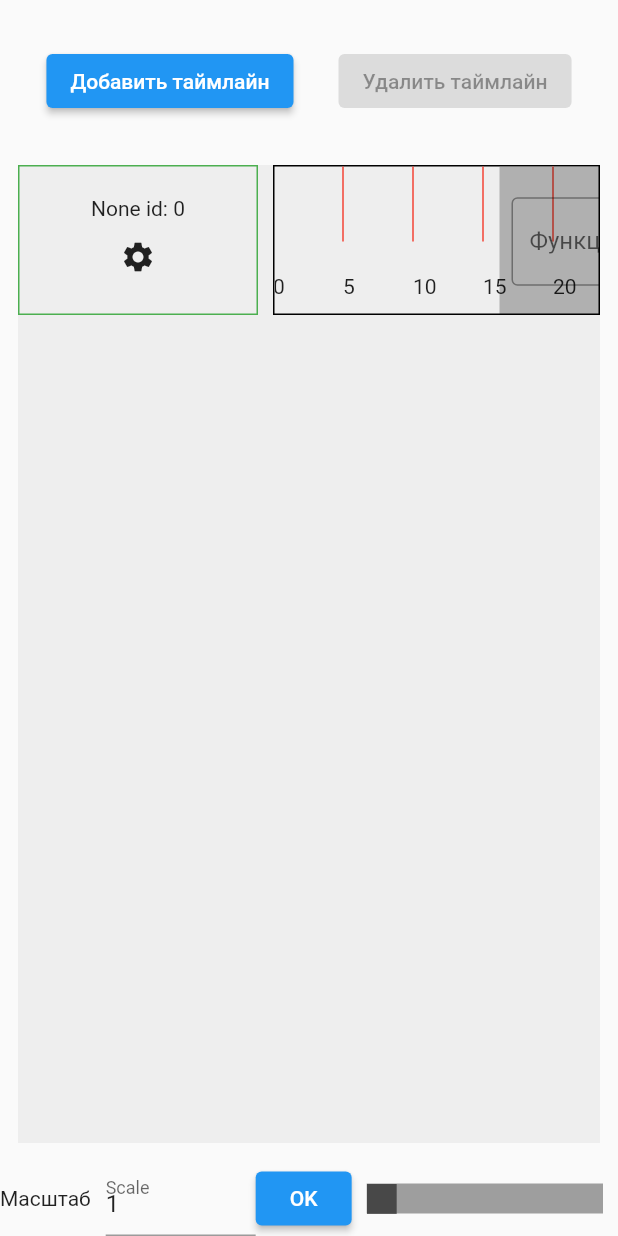
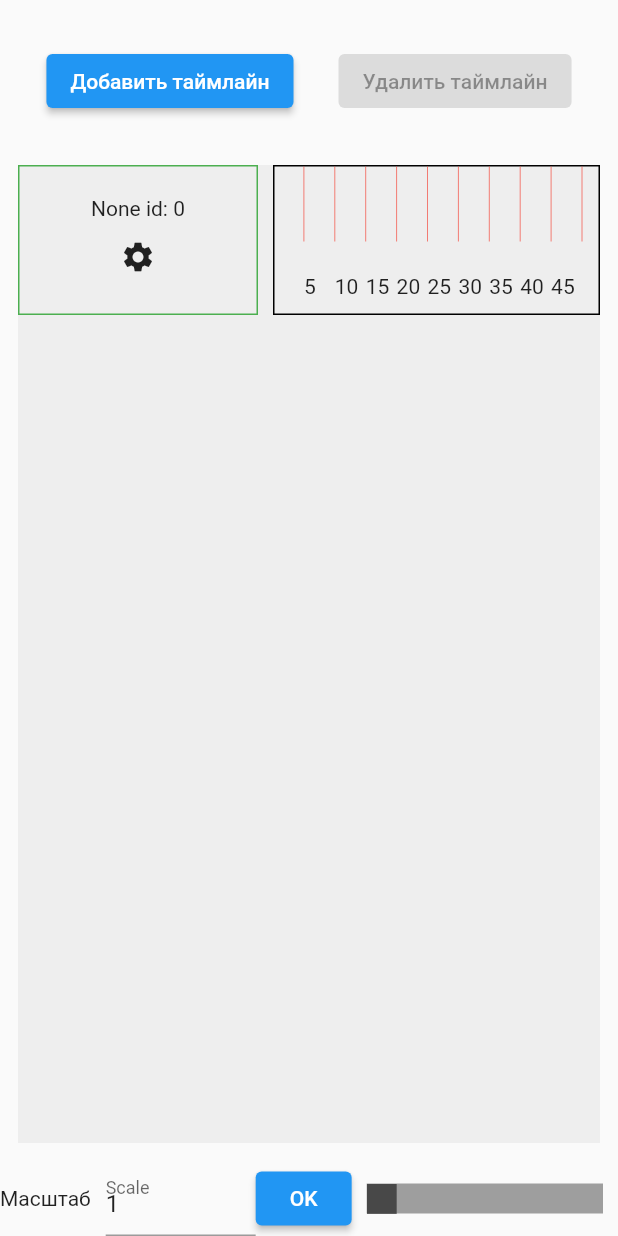
Before and after one commit to BekoevPavel/flutter_universalprogram, a Flutter app: the screen it shows after launch, on a phone screen of 412 x 824 dp. Run offline on Flutter 3.47's test engine with Material 2 defaults, Android fonts, the light colour scheme and no system bars; our stand-ins replace bloc, equatable, flutter_bloc; missing offline and left inert: dart:js.

Commit message:
Add Expanded and currect LineCuts

```diff
--- a/lib/features/main/domain/sourse/line_container_sourse.dart
+++ b/lib/features/main/domain/sourse/line_container_sourse.dart
@@ -15,9 +15,10 @@ class LineContainerSourse {
   ScaleParams getScalePoint(double width) {
     var scale = AllData.getInstance().scaleTimeLine;
     var start = AllData.getInstance().scrollK;
-    var scaleParams = ScaleParams(
-        countLines: 30 ~/ scale, delta: (width / 15) * scale, start: start);
-
+    var scaleParams =
+        ScaleParams(countLines: 100, delta: width / 20 * scale, start: start);
+//120 ~/ scale countLines
+//(width / 15) delta
     return scaleParams;
   }
 }
--- a/lib/features/main/presentation/widgets/lines_container.dart
+++ b/lib/features/main/presentation/widgets/lines_container.dart
@@ -43,7 +43,9 @@ Widget listLines(BuildContext context, MainState state) {
               const SizedBox(
                 width: 10,
               ),
-              TimeLineWidget(),
+              TimeLineWidget(
+                elementEntity: allData.elementEntities[index],
+              ),
             ],
           ),
           const SizedBox(
--- a/lib/features/main/presentation/widgets/time_line_widget.dart
+++ b/lib/features/main/presentation/widgets/time_line_widget.dart
@@ -1,19 +1,21 @@
+import 'dart:async';
+import 'dart:js';
+
 import 'package:flutter/material.dart';
 import 'package:flutter_bloc/flutter_bloc.dart';
 import 'package:flutter_universalprogram/features/main/domain/all_data.dart';
 import 'package:flutter_universalprogram/features/main/domain/entities/element_entity.dart';
-import 'package:flutter_universalprogram/features/main/domain/entities/line_entity.dart';
 
 import 'package:flutter_universalprogram/features/main/domain/sourse/line_container_sourse.dart';
 import 'package:flutter_universalprogram/features/main/presentation/bloc/main_bloc.dart';
-import 'package:flutter_universalprogram/main.dart';
 
 class TimeLineWidget extends StatelessWidget {
-  TimeLineWidget({Key? key}) : super(key: key);
+  ElementEntity elementEntity;
+  TimeLineWidget({Key? key, required this.elementEntity}) : super(key: key);
 
   @override
   Widget build(BuildContext context) {
-    return Expanded(
+    return Flexible(
       child: Container(
         height: 100,
         decoration: BoxDecoration(
@@ -23,27 +25,31 @@ class TimeLineWidget extends StatelessWidget {
           ),
         ),
         child: GestureDetector(
-          onDoubleTap: () => print('DoubleTap'),
+          onLongPress: () {},
           onTapDown: (data) {
             MainBloc mainBloc = BlocProvider.of<MainBloc>(context);
             var allData = AllData.getInstance();
             var index = allData.elementEntities.length;
-            //print('lenght  ${index}');
-            var entity = allData.elementEntities[index - 1];
-            //var oldCut = entity.lineEntity.cuts[]
 
-            entity.lineEntity?.addCut(data.localPosition.dx);
-
-            //print('${entity.lineEntity!.cuts[0].pointsMap}');
+            LineContainerSourse lineContainerSourse = LineContainerSourse();
+            ScaleParams params = lineContainerSourse
+                .getScalePoint(MediaQuery.of(context).size.width);
+            var scale = AllData.getInstance().scaleTimeLine;
+            var x = (data.localPosition.dx + params.start) / scale;
+            elementEntity.lineEntity!.addCut(x);
+            //print(MediaQuery.of(context).size.width.toString());
+            //print(context.size!.width);
 
             mainBloc.add(UpdateOaintBoardEvent());
           },
           child: CustomPaint(
               painter: CurvePainter(
+                context: context,
+                elementEntity: elementEntity,
                 height: 100,
-                width: 700,
+                width: MediaQuery.of(context).size.width,
               ),
-              child: stackBuilder()),
+              child: stackBuilder(context)),
         ),
       ),
     );
@@ -54,11 +60,17 @@ class CurvePainter extends CustomPainter {
   int delta = 50;
   double width;
   int height;
+  ElementEntity elementEntity;
+  BuildContext context;
 
   //double scale;
   LineContainerSourse lineContainerSourse = LineContainerSourse();
 
-  CurvePainter({required this.height, required this.width});
+  CurvePainter(
+      {required this.context,
+      required this.height,
+      required this.width,
+      required this.elementEntity});
 
   void update(double widht, int height) {
     this.width = widht;
@@ -66,35 +78,36 @@ class CurvePainter extends CustomPainter {
   }
 
   void drawCuts(Canvas canvas, Size size, List<ElementEntity> enitities) {
-    print('draw Cuts');
+    //print('count entities ${enitities.length}');
+    ScaleParams scaleParams = lineContainerSourse.getScalePoint(size.width);
 
-    for (var entity in enitities) {
-      print('entity id ${entity.id}');
-      for (var cut in entity.lineEntity!.cuts) {
+    for (var cut in elementEntity.lineEntity!.cuts) {
       Paint paint = Paint();
-        paint.color = Colors.black54;
+      paint.color = Colors.black;
       double x1 = cut.pointsMap['Right']!;
       double y1 = 0;
 
       double x2 = cut.pointsMap['Right']!;
       double y2 = 100;
 
-        var start = Offset(x1, y1);
-        var end = Offset(x2, y2);
+      var start = Offset(
+          (x1 * AllData.getInstance().scaleTimeLine) - scaleParams.start, y1);
+      var end = Offset(
+          (x2 * AllData.getInstance().scaleTimeLine) - scaleParams.start, y2);
+      if (start.dx > 0 && start.dx < size.width)
         canvas.drawLine(start, end, paint);
-      }
     }
   }
 
   @override
   void paint(Canvas canvas, Size size) {
-    print('Draw');
+    //print(size);
     Path path = Path();
     Paint paint = Paint();
 
     paint.color = Colors.red;
     final delta_ = width / 15;
-    paint.strokeWidth = 1;
+    paint.strokeWidth = 0.45;
 
     ScaleParams scaleParams = lineContainerSourse.getScalePoint(width);
 
@@ -125,34 +138,50 @@ class CurvePainter extends CustomPainter {
   }
 }
 
-Widget stackBuilder() {
+Widget stackBuilder(BuildContext context) {
   List<Widget> widgets = [];
 
-  for (int i = 0;
-      i < LineContainerSourse().getScalePoint(700).countLines;
-      i++) {
+  var start = LineContainerSourse()
+      .getScalePoint(MediaQuery.of(context).size.width)
+      .start;
+  var delta = LineContainerSourse()
+      .getScalePoint(MediaQuery.of(context).size.width)
+      .delta;
+  var countLines = LineContainerSourse()
+      .getScalePoint(MediaQuery.of(context).size.width)
+      .countLines;
+
+  for (int i = 0; i < countLines; i++) {
     var textWidget = Positioned(
-      left: i * LineContainerSourse().getScalePoint(700).delta -
-          LineContainerSourse().getScalePoint(700).start,
+      left: i * delta - start,
       bottom: 10,
       child: Text('${i * 5}'),
     );
+    //double? width = context.size?.width ?? 600;
+    //if (context.size != null) print('context: ' + context.size.toString());
+    //print('width ' + MediaQuery.of(context).size.width.toString());
+    //print('x: ${i * delta - start} width ${MediaQuery.of(context).size.width}');
 
+    if (i * delta - start > 0 &&
+        i * delta - start < MediaQuery.of(context).size.width - 210)
       widgets.add(textWidget);
   }
-
+  var maxLenght = countLines * delta;
   var functionWidget = Positioned(
-    left: 150,
+    left: -start,
+    child: Opacity(
+      opacity: 0.8,
       child: Container(
         padding: const EdgeInsets.all(8),
-      width: 100,
+        width: maxLenght,
         height: 100,
-      color: Colors.black26,
+        color: Colors.black38,
         child: Center(
           child: TextFormField(
-          decoration: const InputDecoration(
+            decoration: InputDecoration(
               border: OutlineInputBorder(
-              borderSide: BorderSide(color: Colors.black),
+                borderRadius: BorderRadius.circular(20),
+                borderSide: const BorderSide(color: Colors.green, width: 2),
               ),
               labelText: 'Функция *',
               hintText: 'Введите функцию',
@@ -160,8 +189,9 @@ Widget stackBuilder() {
           ),
         ),
       ),
+    ),
   );
-  widgets.add(functionWidget);
+  //widgets.add(functionWidget);
 
   return Stack(
     children: widgets,
```
Also changed, not shown: lib/features/main/presentation/pages/setting_element_page.dart (+4 -15 lines). Lines whose indentation alone changed are shown as unchanged.
